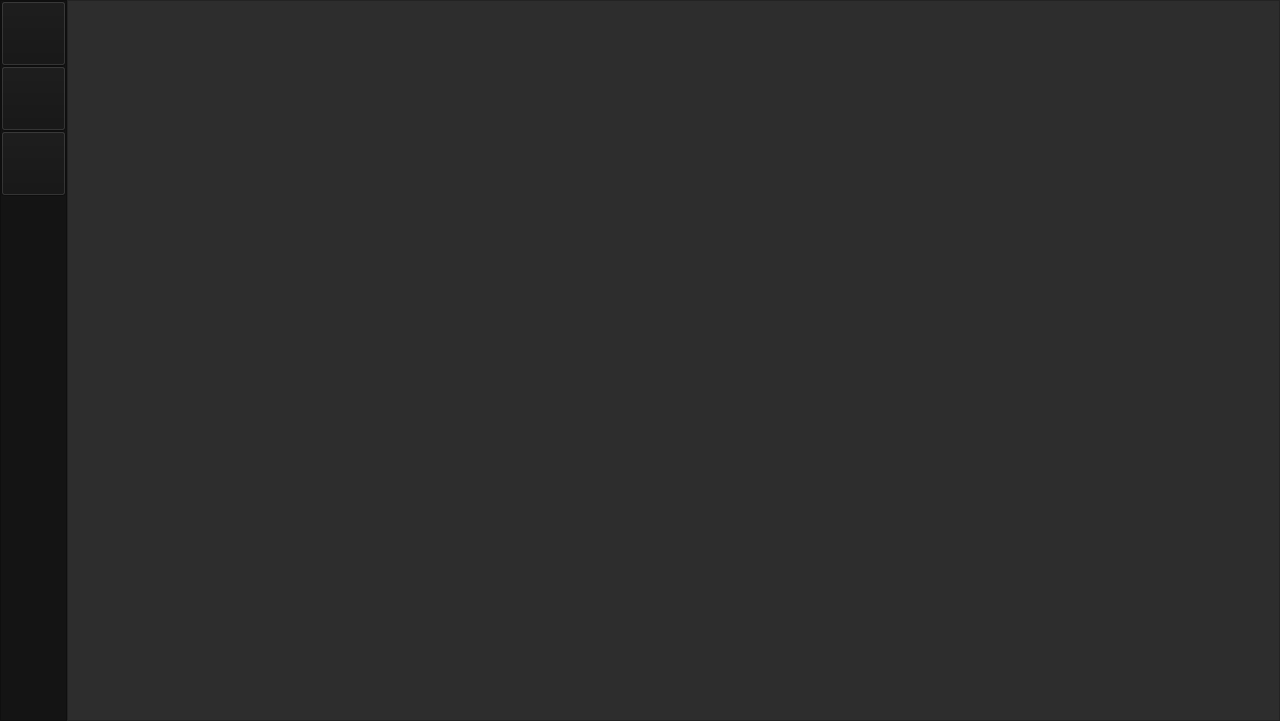
The window that VGTrackerDesktop/VGTrackerMainWindow.ui (davidAzr/VGTrackerDesktop) describes before a commit, drawn with Qt 5.
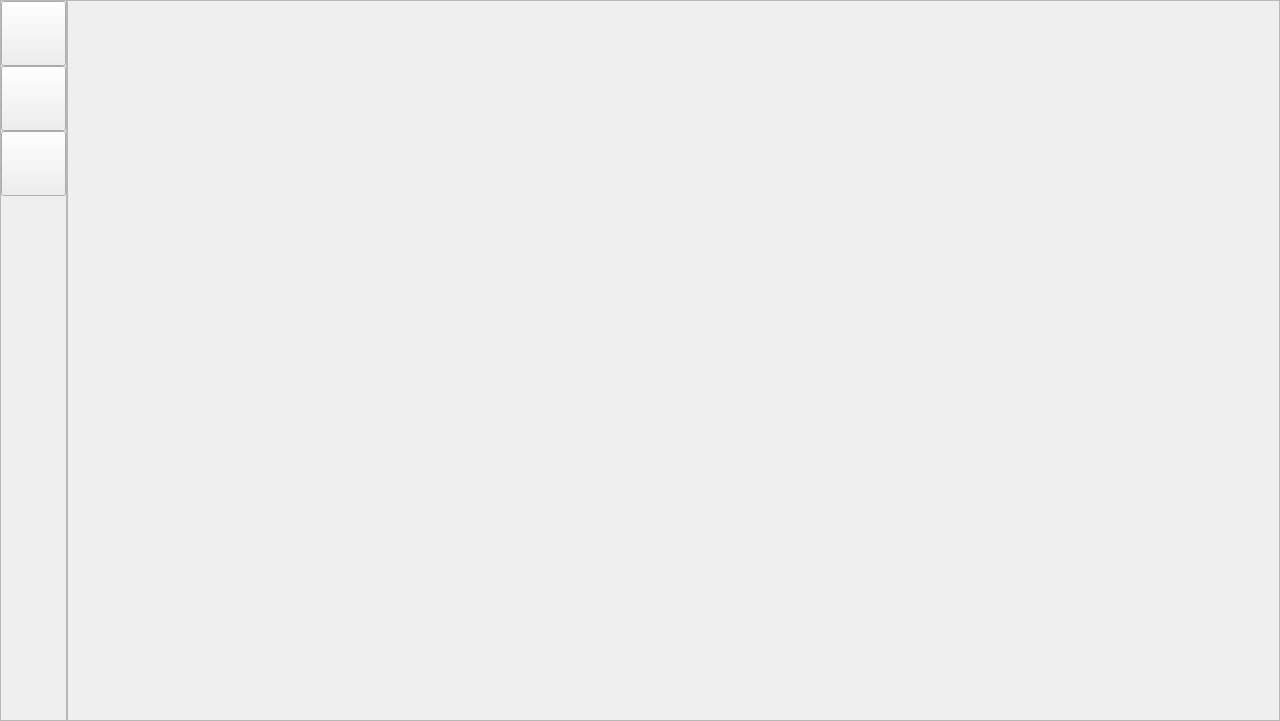
The same window after the commit. Icons and pictures are not drawn.

```diff
--- a/VGTrackerDesktop/VGTrackerMainWindow.ui
+++ b/VGTrackerDesktop/VGTrackerMainWindow.ui
@@ -25,15 +25,7 @@
     <selectedon>D:/David/Downloads/icon1.png</selectedon>D:/David/Downloads/icon1.png</iconset>
   </property>
   <property name="styleSheet">
-   <string notr="true">QWidget#fr_sidebar, QWidget#fr_sidebar * {
-	background-color: rgb(20, 20, 20);
-	color:white
-}
-QWidget#fr_formholder {
-	background-color: rgb(45, 45, 45);
-	color:white
-}
-
+   <string notr="true">
 </string>
   </property>
   <layout class="QHBoxLayout" name="horizontalLayout">
```
Left out of the diff: 6 changed lines with no effect on the pictures.
